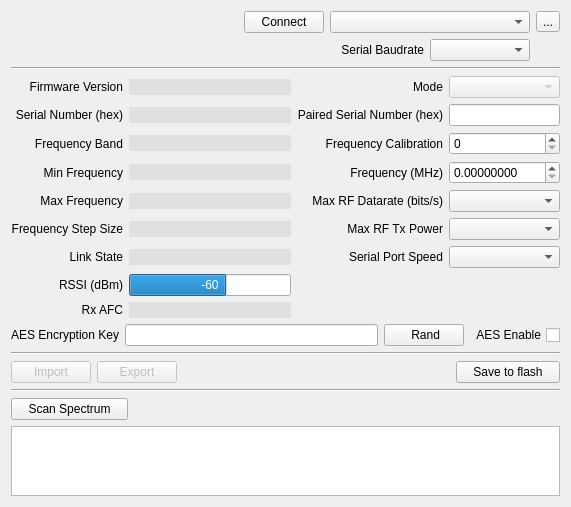
First picture: the form in ground/openpilotgcs/src/plugins/pipxtreme/pipxtreme.ui, repository openpilot/OpenPilot, before the edit.
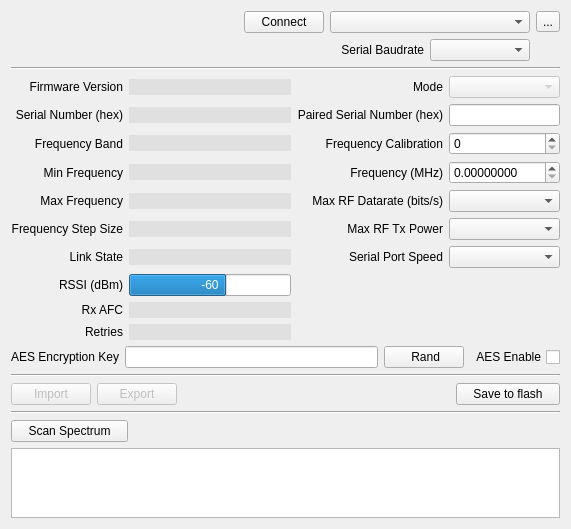
Second picture: the form after the edit.

The edit to the form file:
```diff
--- a/ground/openpilotgcs/src/plugins/pipxtreme/pipxtreme.ui
+++ b/ground/openpilotgcs/src/plugins/pipxtreme/pipxtreme.ui
@@ -744,6 +744,36 @@
        </property>
       </widget>
      </item>
+     <item row="9" column="0">
+      <widget class="QLabel" name="label_18">
+       <property name="text">
+        <string>Retries</string>
+       </property>
+       <property name="alignment">
+        <set>Qt::AlignRight|Qt::AlignTrailing|Qt::AlignVCenter</set>
+       </property>
+      </widget>
+     </item>
+     <item row="9" column="1">
+      <widget class="QLineEdit" name="lineEdit_Retries">
+       <property name="styleSheet">
+        <string notr="true">QLineEdit {
+  border: none;
+  border-radius: 1px;
+  padding: 0 8px;
+  background: rgba(0, 0, 0, 16);
+/*  background: transparent; */
+/*     selection-background-color: darkgray;*/
+}</string>
+       </property>
+       <property name="frame">
+        <bool>false</bool>
+       </property>
+       <property name="readOnly">
+        <bool>true</bool>
+       </property>
+      </widget>
+     </item>
     </layout>
    </item>
    <item>
```
